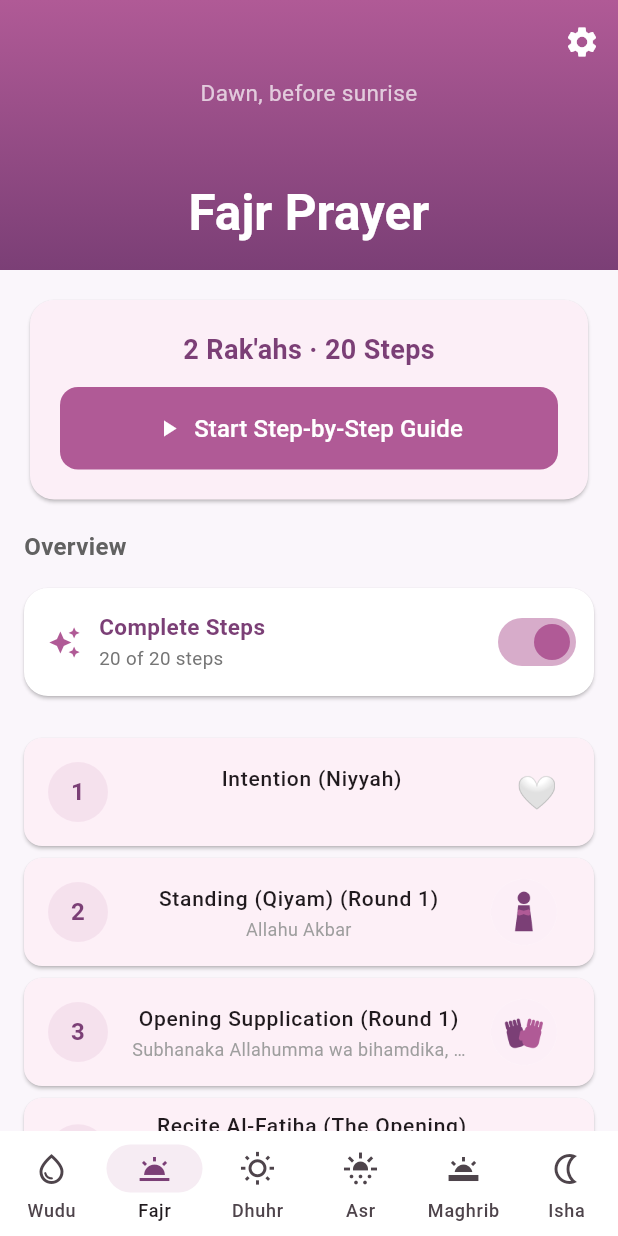
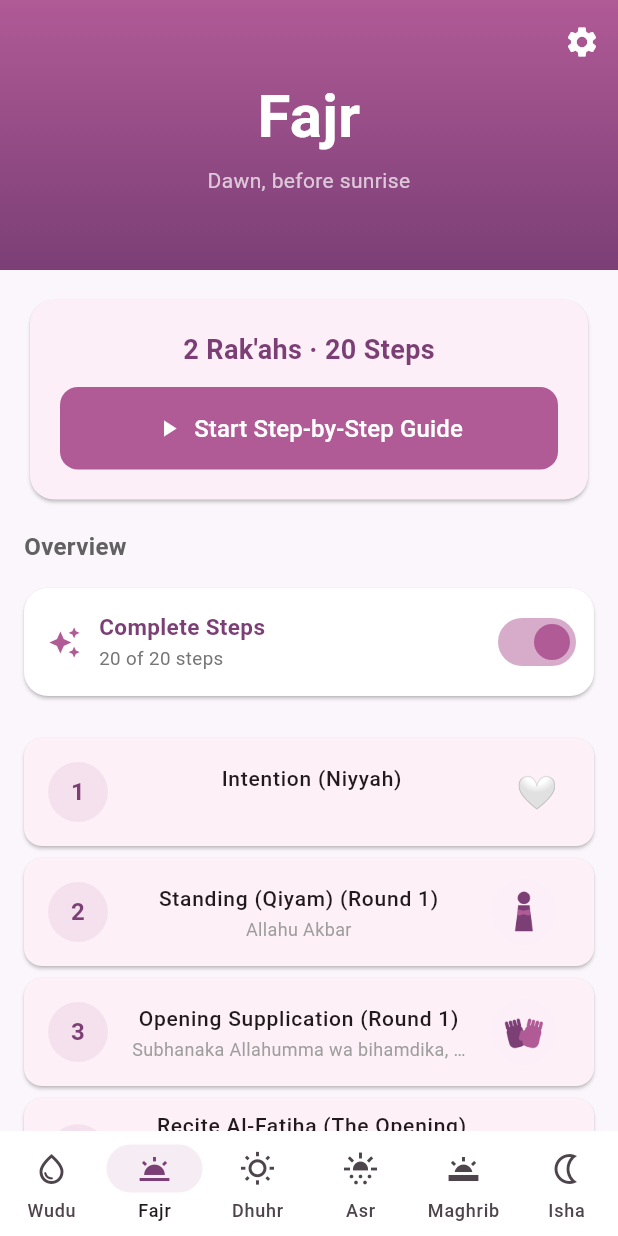
Before and after one commit to bayaty/prayer-guide, a Flutter app: the screen it shows after launch, item 2 of the bottom bar chosen, on a phone screen of 412 x 824 dp. Run offline on Flutter 3.47's test engine with Material 3 defaults, Android fonts, the phone set to English and light mode, and no system bars; our stand-ins replace open_filex, package_info_plus, shared_preferences.

Commit message:
Show the prayer name once in the header
The collapsing bar title repeated the name that already sits in the
header, so the screen read 'Fajr' and 'Fajr Prayer' at once. Keep the
centred name and its time description, and drop the bar title.

```diff
--- a/lib/screens/prayer_screen.dart
+++ b/lib/screens/prayer_screen.dart
@@ -46,13 +46,6 @@ class PrayerScreen extends StatelessWidget {
             ],
             flexibleSpace: FlexibleSpaceBar(
               centerTitle: true,
-              title: Text(
-                '${prayer.name} Prayer',
-                style: const TextStyle(
-                  fontWeight: FontWeight.bold,
-                  color: Colors.white,
-                ),
-              ),
               background: Container(
                 decoration: const BoxDecoration(
                   gradient: LinearGradient(
@@ -61,20 +54,29 @@ class PrayerScreen extends StatelessWidget {
                     colors: [AppColors.accent, AppColors.primary],
                   ),
                 ),
-                child: Align(
-                  alignment: Alignment.center,
-                  child: Padding(
-                    // Sits above the collapsing title so the two never
-                    // overlap or read as a repeated name.
-                    padding: const EdgeInsets.only(bottom: 56),
-                    child: Text(
-                      prayer.timeDescription,
-                      textAlign: TextAlign.center,
-                      style: const TextStyle(
-                        color: Colors.white70,
-                        fontSize: 15,
+                child: Center(
+                  child: Column(
+                    mainAxisAlignment: MainAxisAlignment.center,
+                    children: [
+                      Text(
+                        prayer.name,
+                        textAlign: TextAlign.center,
+                        style: const TextStyle(
+                          fontSize: 40,
+                          color: Colors.white,
+                          fontWeight: FontWeight.w600,
+                        ),
                       ),
-                    ),
+                      const SizedBox(height: 4),
+                      Text(
+                        prayer.timeDescription,
+                        textAlign: TextAlign.center,
+                        style: const TextStyle(
+                          color: Colors.white70,
+                          fontSize: 14,
+                        ),
+                      ),
+                    ],
                   ),
                 ),
               ),
--- a/pubspec.yaml
+++ b/pubspec.yaml
@@ -16,7 +16,7 @@ publish_to: 'none' # Remove this line if you wish to publish to pub.dev
 # https://developer.apple.com/library/archive/documentation/General/Reference/InfoPlistKeyReference/Articles/CoreFoundationKeys.html
 # In Windows, build-name is used as the major, minor, and patch parts
 # of the product and file versions while build-number is used as the build suffix.
-version: 1.2.0+3
+version: 1.2.1+4
 
 environment:
   sdk: ^3.11.5
```
